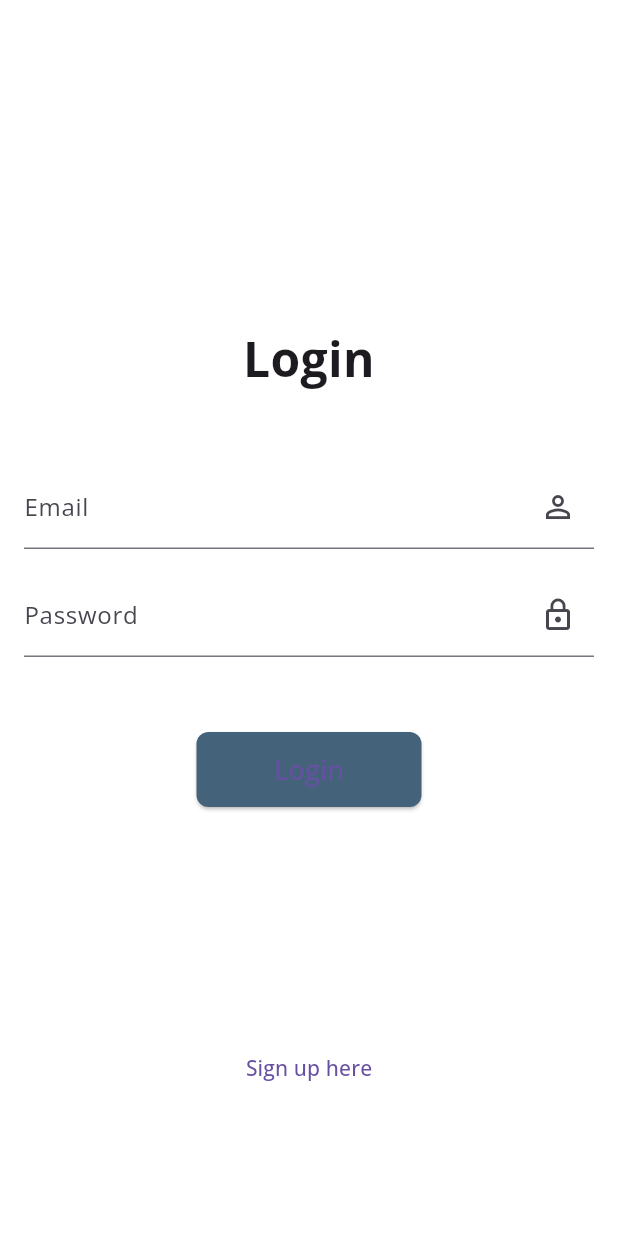
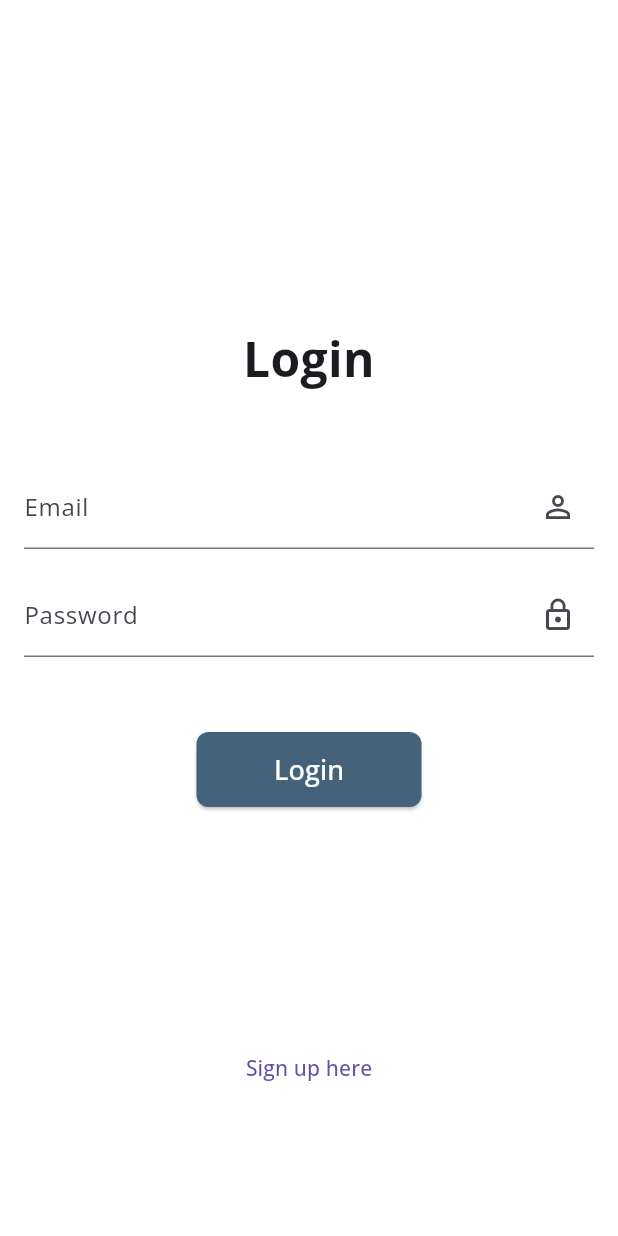
Before and after one commit to CBramming/UndineInventorySystem, a Flutter app: the screen it shows after launch, on a phone screen of 412 x 824 dp. Run offline on Flutter 3.47's test engine with Material 3 defaults, Android fonts, the phone set to English and light mode, and no system bars; our stand-ins replace cloud_firestore, firebase_auth, firebase_core; missing offline and left inert: qr_code_scanner; accounts and stored records are empty.

Commit message:
text white n gradle

```diff
--- a/undineinventorysystem/lib/widgets/login_widgets/login_screen_widgets.dart
+++ b/undineinventorysystem/lib/widgets/login_widgets/login_screen_widgets.dart
@@ -69,7 +69,8 @@ class LoginButton extends StatelessWidget {
         ),
         child: const Text(
           'Login',
-          style: TextStyle(fontSize: 18),
+          style: TextStyle(fontSize: 18, color: Colors.white),
+
         ),
       ),
     );
```
Also changed, not shown: 1 other file.
